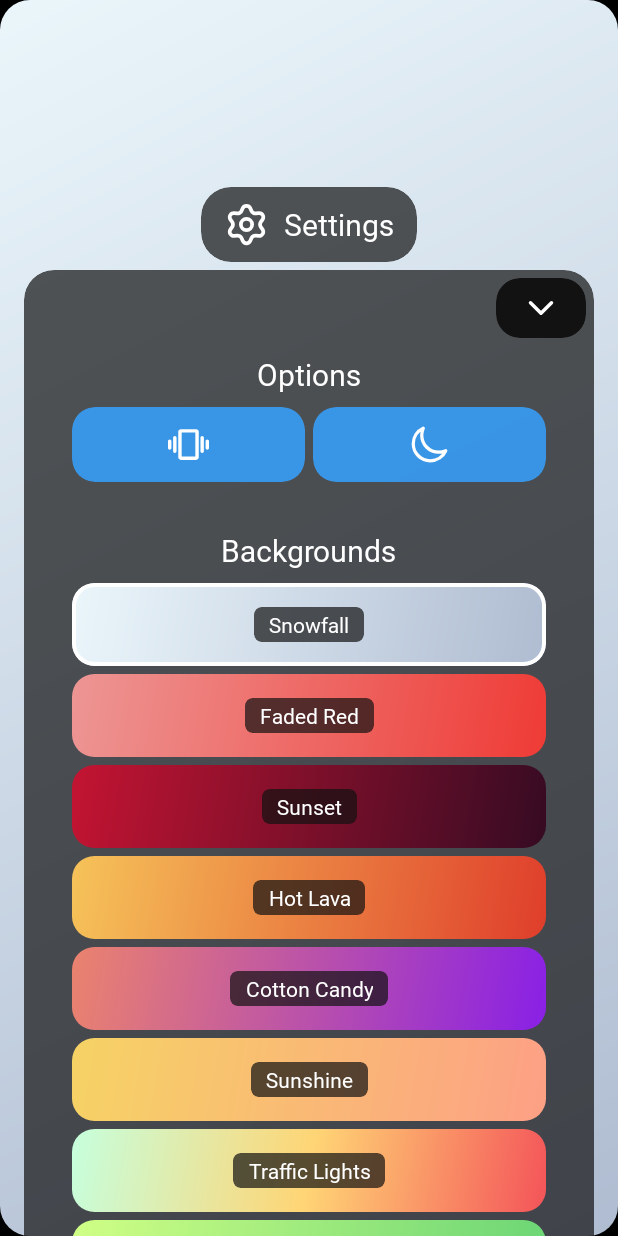
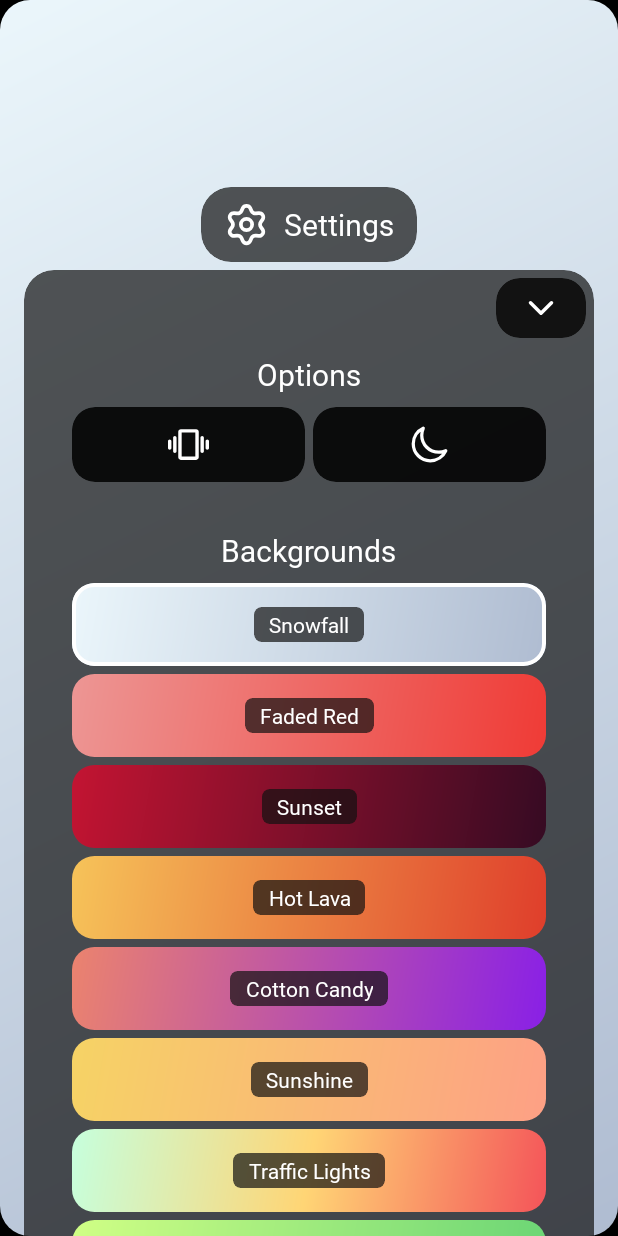
Before and after one commit to chriscross12324/SimpleRockPaperScissors, an Android app: the SettingsActivity screen opened directly, with no data from a screen before it, on a phone screen of 412 x 824 dp. Run offline under Robolectric (Android 15) with nearby library versions, the phone set to English and light mode, and no system bars.

Commit message:
- Updated colors.xml; Updated the colour of 'enabledOption'.

```diff
--- a/app/src/main/res/values/colors.xml
+++ b/app/src/main/res/values/colors.xml
@@ -25,7 +25,7 @@
     <color name="black">#0d0d0d</color>
     <color name="white">#FFFFFF</color>
 
-    <color name="enabledOption">#D936A1FF</color>
+    <color name="enabledOption">#D9000000</color>
     <color name="disabledOption">#33FFFFFF</color>
     <!-- ########### -->
 
```
